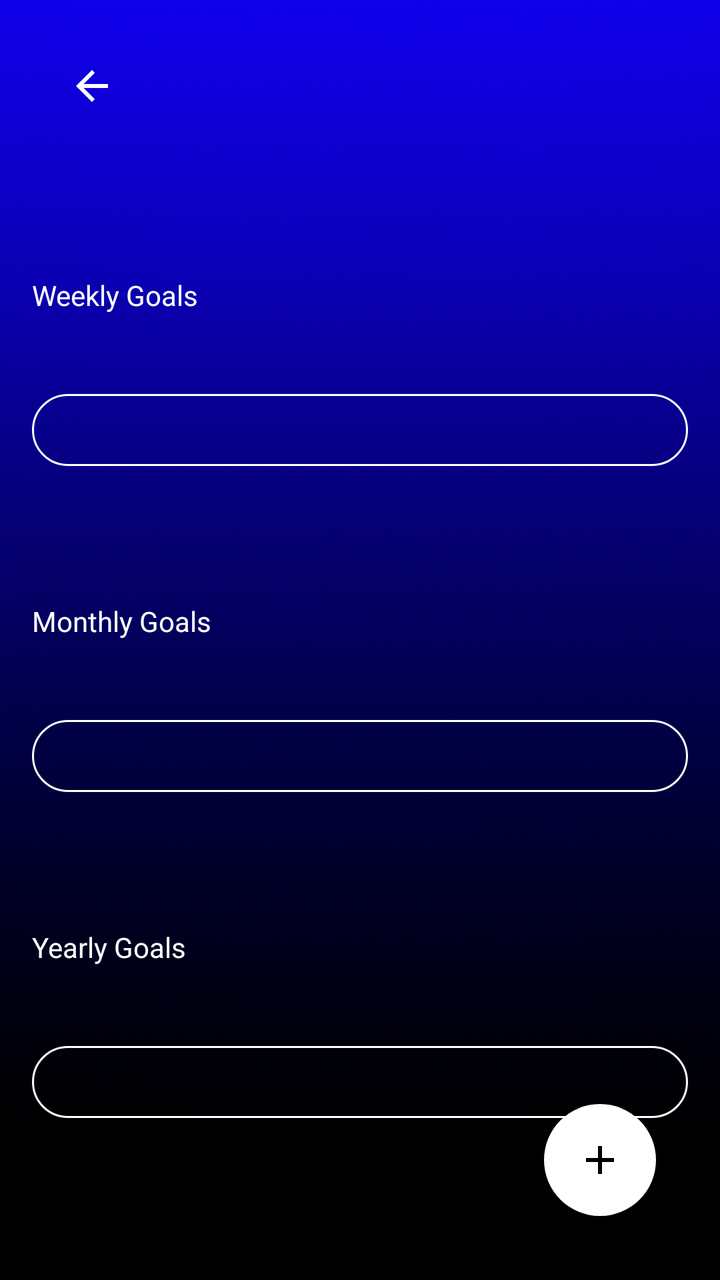
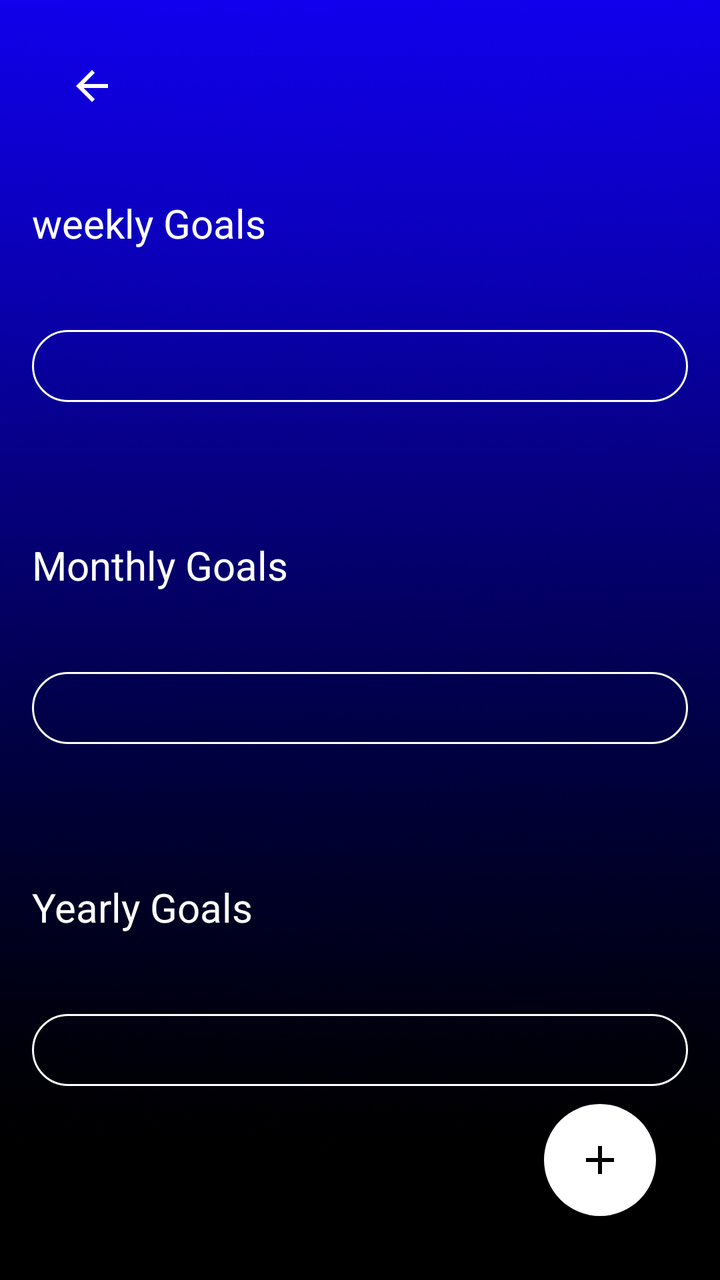

Screens rendered from an Android XML layout before and after an edit, with the pre-edit source and the edit as a unified diff.
<!-- AndroidManifest.xml: application theme Theme.CashUp -->
<!-- res/layout/goals.xml -->
<?xml version="1.0" encoding="utf-8"?>
<androidx.constraintlayout.widget.ConstraintLayout
    xmlns:android="http://schemas.android.com/apk/res/android"
    xmlns:app="http://schemas.android.com/apk/res-auto"
    android:layout_width="match_parent"
    android:layout_height="match_parent"
    android:background="@drawable/background"
    android:padding="16dp">

    
    <ImageButton
        android:id="@+id/backButton"
        android:layout_width="60dp"
        android:layout_height="54dp"
        android:background="?attr/selectableItemBackgroundBorderless"
        android:contentDescription="@string/back"
        android:onClick="onBackButtonClick"
        android:src="@drawable/ic_arrow_back"
        app:layout_constraintStart_toStartOf="parent"
        app:layout_constraintTop_toTopOf="parent" />

    

    

    <TextView
        android:id="@+id/label_weekly"
        android:layout_width="0dp"
        android:layout_height="wrap_content"
        android:layout_marginTop="68dp"
        android:text="Weekly Goals"
        android:textColor="@android:color/white"
        android:textSize="14sp"
        app:layout_constraintEnd_toEndOf="parent"
        app:layout_constraintHorizontal_bias="0.0"
        app:layout_constraintStart_toStartOf="parent"
        app:layout_constraintTop_toBottomOf="@id/backButton" />

    <Spinner
        android:id="@+id/spinner_weekly"
        android:layout_width="0dp"
        android:layout_height="wrap_content"
        android:layout_marginTop="40dp"
        android:background="@drawable/rounded_corner"
        android:padding="18dp"
        android:prompt="@string/weekly_goals_prompt"
        android:spinnerMode="dropdown"
        app:layout_constraintEnd_toEndOf="parent"
        app:layout_constraintHorizontal_bias="0.0"
        app:layout_constraintStart_toStartOf="parent"
        app:layout_constraintTop_toBottomOf="@id/label_weekly" />

    

    

    <TextView
        android:id="@+id/label_monthly"
        android:layout_width="0dp"
        android:layout_height="wrap_content"
        android:layout_marginTop="68dp"
        android:text="Monthly Goals"
        android:textColor="@android:color/white"
        android:textSize="14sp"
        app:layout_constraintEnd_toEndOf="parent"
        app:layout_constraintHorizontal_bias="0.0"
        app:layout_constraintStart_toStartOf="parent"
        app:layout_constraintTop_toBottomOf="@id/spinner_weekly" />

    <Spinner
        android:id="@+id/spinner_monthly"
        android:layout_width="0dp"
        android:layout_height="wrap_content"
        android:layout_marginTop="40dp"
        android:background="@drawable/rounded_corner"
        android:padding="18dp"
        android:prompt="@string/monthly_goals_prompt"
        android:spinnerMode="dropdown"
        app:layout_constraintEnd_toEndOf="parent"
        app:layout_constraintHorizontal_bias="0.0"
        app:layout_constraintStart_toStartOf="parent"
        app:layout_constraintTop_toBottomOf="@id/label_monthly" />

    <TextView
        android:id="@+id/label_yearly"
        android:layout_width="0dp"
        android:layout_height="wrap_content"
        android:layout_marginTop="68dp"
        android:text="Yearly Goals"
        android:textColor="@android:color/white"
        android:textSize="14sp"
        app:layout_constraintEnd_toEndOf="parent"
        app:layout_constraintHorizontal_bias="0.0"
        app:layout_constraintStart_toStartOf="parent"
        app:layout_constraintTop_toBottomOf="@id/spinner_monthly" />

    <Spinner
        android:id="@+id/spinner_yearly"
        android:layout_width="0dp"
        android:layout_height="wrap_content"
        android:layout_marginTop="40dp"
        android:background="@drawable/rounded_corner"
        android:padding="18dp"
        android:prompt="@string/yearly_goals_prompt"
        android:spinnerMode="dropdown"
        app:layout_constraintEnd_toEndOf="parent"
        app:layout_constraintHorizontal_bias="0.0"
        app:layout_constraintStart_toStartOf="parent"
        app:layout_constraintTop_toBottomOf="@id/label_yearly" />


    <ImageButton
        android:id="@+id/add_goal_button"
        android:layout_width="56dp"
        android:layout_height="56dp"
        android:src="@drawable/ic_add"
        android:background="@drawable/rounded_fab_white"
        android:contentDescription="@string/add_goal"
        app:layout_constraintBottom_toBottomOf="parent"
        app:layout_constraintEnd_toEndOf="parent"
        android:layout_margin="16dp"/>

</androidx.constraintlayout.widget.ConstraintLayout>
<!-- resources referenced by this layout -->
<resources>
  <!-- drawable background: png bitmap (drawable, 768113 bytes) -->
  <!-- drawable ic_add (drawable) -->
  <vector xmlns:android="http://schemas.android.com/apk/res/android"
      android:width="24dp"
      android:height="24dp"
      android:viewportWidth="24"
      android:viewportHeight="24">
      <path
          android:fillColor="#000000"
          android:pathData="M19,13H13v6h-2v-6H5v-2h6V5h2v6h6v2z"/>
  </vector>
  <!-- drawable ic_arrow_back (drawable) -->
  <vector xmlns:android="http://schemas.android.com/apk/res/android"
      android:width="24dp"
      android:height="24dp"
      android:viewportWidth="24"
      android:viewportHeight="24">
      <path
          android:fillColor="#FFFFFF"
          android:pathData="M20,11H7.83l5.59,-5.59L12,4l-8,8 8,8 1.41,-1.41L7.83,13H20v-2z"/>
  </vector>
  <!-- drawable rounded_corner (drawable) -->
  <?xml version="1.0" encoding="utf-8"?>
  <shape xmlns:android="http://schemas.android.com/apk/res/android"
      android:shape="rectangle"
      >
  <corners
          android:radius="24dp"/>
      <stroke
          android:width="1dp"
              android:color="@color/white" />
  </shape>
  <!-- drawable rounded_fab_white (drawable) -->
  <shape xmlns:android="http://schemas.android.com/apk/res/android"
      android:shape="oval">
      <solid android:color="@android:color/white"/>
  </shape>
  <string name="add_goal">Add Goal</string>
  <string name="back">Back</string>
  <string name="monthly_goals_prompt">Select a monthly category</string>
  <string name="weekly_goals_prompt">Select a weekly category</string>
  <string name="yearly_goals_prompt">Select a yearly category</string>
  <style name="Theme.CashUp" parent="Base.Theme.CashUp" />
  <color name="white">#FFFFFFFF</color>
  <style name="Base.Theme.CashUp" parent="Theme.Material3.DayNight.NoActionBar">
  
      </style>
</resources>

<!-- the commit's change to res/layout/goals.xml (unified diff, before → after) -->
@@ -27,10 +27,10 @@
         android:id="@+id/label_weekly"
         android:layout_width="0dp"
         android:layout_height="wrap_content"
-        android:layout_marginTop="68dp"
-        android:text="Weekly Goals"
+        android:layout_marginTop="28dp"
+        android:text="weekly Goals"
         android:textColor="@android:color/white"
-        android:textSize="14sp"
+        android:textSize="20sp"
         app:layout_constraintEnd_toEndOf="parent"
         app:layout_constraintHorizontal_bias="0.0"
         app:layout_constraintStart_toStartOf="parent"
@@ -61,7 +61,7 @@
         android:layout_marginTop="68dp"
         android:text="Monthly Goals"
         android:textColor="@android:color/white"
-        android:textSize="14sp"
+        android:textSize="20sp"
         app:layout_constraintEnd_toEndOf="parent"
         app:layout_constraintHorizontal_bias="0.0"
         app:layout_constraintStart_toStartOf="parent"
@@ -88,7 +88,7 @@
         android:layout_marginTop="68dp"
         android:text="Yearly Goals"
         android:textColor="@android:color/white"
-        android:textSize="14sp"
+        android:textSize="20sp"
         app:layout_constraintEnd_toEndOf="parent"
         app:layout_constraintHorizontal_bias="0.0"
         app:layout_constraintStart_toStartOf="parent"
